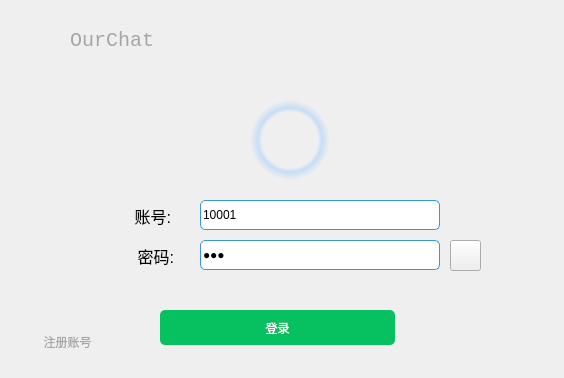
Above: Client/logging.ui from flyjay123/OurChat before the change. Below: the same form after it.
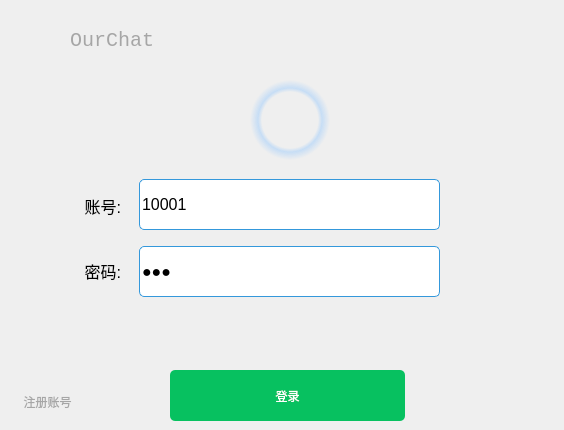
That is the form after the change. Icons and pictures are not drawn.

Diff of the .ui file:
```diff
--- a/Client/logging.ui
+++ b/Client/logging.ui
@@ -7,7 +7,7 @@
     <x>0</x>
     <y>0</y>
     <width>564</width>
-    <height>378</height>
+    <height>430</height>
    </rect>
   </property>
   <property name="windowTitle">
@@ -19,7 +19,7 @@
      <x>0</x>
      <y>0</y>
      <width>561</width>
-     <height>371</height>
+     <height>430</height>
     </rect>
    </property>
    <property name="minimumSize">
@@ -40,48 +40,20 @@
       <x>20</x>
       <y>10</y>
       <width>511</width>
-      <height>351</height>
+      <height>341</height>
      </rect>
     </property>
     <property name="currentIndex">
      <number>0</number>
     </property>
     <widget class="QWidget" name="page">
-     <widget class="QPushButton" name="pushbtn_regist">
-      <property name="geometry">
-       <rect>
-        <x>10</x>
-        <y>320</y>
-        <width>75</width>
-        <height>23</height>
-       </rect>
-      </property>
-      <property name="cursor">
-       <cursorShape>ArrowCursor</cursorShape>
-      </property>
-      <property name="statusTip">
-       <string>注册</string>
-      </property>
-      <property name="styleSheet">
-       <string notr="true">QPushButton {
-	color: rgb(166,166,166);
-	border-style: none;
-}
-QPushButton::hover {
-	color: rgb(67,129,202);
-}</string>
-      </property>
-      <property name="text">
-       <string>注册账号</string>
-      </property>
-     </widget>
      <widget class="QLabel" name="label">
       <property name="geometry">
        <rect>
-        <x>100</x>
-        <y>190</y>
-        <width>51</width>
-        <height>31</height>
+        <x>40</x>
+        <y>165</y>
+        <width>61</width>
+        <height>61</height>
        </rect>
       </property>
       <property name="font">
@@ -102,10 +74,10 @@
      <widget class="QLabel" name="label_2">
       <property name="geometry">
        <rect>
-        <x>100</x>
+        <x>40</x>
         <y>230</y>
-        <width>54</width>
-        <height>31</height>
+        <width>61</width>
+        <height>61</height>
        </rect>
       </property>
       <property name="font">
@@ -149,10 +121,10 @@
      <widget class="QLineEdit" name="lineEdit_account">
       <property name="geometry">
        <rect>
-        <x>180</x>
-        <y>190</y>
-        <width>240</width>
-        <height>30</height>
+        <x>119</x>
+        <y>169</y>
+        <width>301</width>
+        <height>51</height>
        </rect>
       </property>
       <property name="minimumSize">
@@ -163,10 +135,15 @@
       </property>
       <property name="maximumSize">
        <size>
-        <width>240</width>
-        <height>30</height>
+        <width>2400</width>
+        <height>2400</height>
        </size>
       </property>
+      <property name="font">
+       <font>
+        <pointsize>12</pointsize>
+       </font>
+      </property>
       <property name="styleSheet">
        <string notr="true">QLineEdit{
 	color: rgb(0, 0, 0);
@@ -192,10 +169,10 @@
      <widget class="QLineEdit" name="lineEdit_password">
       <property name="geometry">
        <rect>
-        <x>180</x>
-        <y>230</y>
-        <width>240</width>
-        <height>30</height>
+        <x>119</x>
+        <y>236</y>
+        <width>301</width>
+        <height>51</height>
        </rect>
       </property>
       <property name="minimumSize">
@@ -206,10 +183,15 @@
       </property>
       <property name="maximumSize">
        <size>
-        <width>240</width>
-        <height>30</height>
+        <width>2400</width>
+        <height>3000</height>
        </size>
       </property>
+      <property name="font">
+       <font>
+        <pointsize>12</pointsize>
+       </font>
+      </property>
       <property name="styleSheet">
        <string notr="true">QLineEdit{
 	color: rgb(0, 0, 0);
@@ -235,42 +217,6 @@
        <enum>QLineEdit::Password</enum>
       </property>
      </widget>
-     <widget class="QPushButton" name="pushButton_login">
-      <property name="geometry">
-       <rect>
-        <x>140</x>
-        <y>300</y>
-        <width>235</width>
-        <height>35</height>
-       </rect>
-      </property>
-      <property name="minimumSize">
-       <size>
-        <width>235</width>
-        <height>35</height>
-       </size>
-      </property>
-      <property name="styleSheet">
-       <string notr="true">QPushButton{
-	
-	color: rgb(255, 255, 255);
-	border-style: solid;
-	border-radius: 5px;	
-	background-color: rgb(7,193,96);
-}
-
-QPushButton:hover{
-	background-color: rgb(56,205,127);
-}
-
-QPushButton:pressed {
-	background-color: rgb(7,193,96);
-}</string>
-      </property>
-      <property name="text">
-       <string>登录</string>
-      </property>
-     </widget>
      <widget class="QPushButton" name="pushBtn_hide">
       <property name="geometry">
        <rect>
@@ -301,7 +247,7 @@
       <property name="geometry">
        <rect>
         <x>230</x>
-        <y>90</y>
+        <y>70</y>
         <width>80</width>
         <height>80</height>
        </rect>
@@ -361,12 +307,15 @@
      <widget class="QPushButton" name="pushButton_seePassword">
       <property name="geometry">
        <rect>
-        <x>430</x>
-        <y>230</y>
-        <width>31</width>
-        <height>31</height>
+        <x>376</x>
+        <y>244</y>
+        <width>36</width>
+        <height>36</height>
        </rect>
       </property>
+      <property name="styleSheet">
+       <string notr="true">border:none;</string>
+      </property>
       <property name="text">
        <string/>
       </property>
@@ -377,8 +326,8 @@
       </property>
       <property name="iconSize">
        <size>
-        <width>24</width>
-        <height>24</height>
+        <width>36</width>
+        <height>36</height>
        </size>
       </property>
       <property name="checkable">
@@ -777,6 +726,70 @@
      </widget>
     </widget>
    </widget>
+   <widget class="QPushButton" name="pushButton_login">
+    <property name="geometry">
+     <rect>
+      <x>170</x>
+      <y>370</y>
+      <width>235</width>
+      <height>51</height>
+     </rect>
+    </property>
+    <property name="minimumSize">
+     <size>
+      <width>235</width>
+      <height>35</height>
+     </size>
+    </property>
+    <property name="styleSheet">
+     <string notr="true">QPushButton{
+	
+	color: rgb(255, 255, 255);
+	border-style: solid;
+	border-radius: 5px;	
+	background-color: rgb(7,193,96);
+}
+
+QPushButton:hover{
+	background-color: rgb(56,205,127);
+}
+
+QPushButton:pressed {
+	background-color: rgb(7,193,96);
+}</string>
+    </property>
+    <property name="text">
+     <string>登录</string>
+    </property>
+   </widget>
+   <widget class="QPushButton" name="pushbtn_regist">
+    <property name="geometry">
+     <rect>
+      <x>10</x>
+      <y>390</y>
+      <width>75</width>
+      <height>23</height>
+     </rect>
+    </property>
+    <property name="cursor">
+     <cursorShape>ArrowCursor</cursorShape>
+    </property>
+    <property name="statusTip">
+     <string>注册</string>
+    </property>
+    <property name="styleSheet">
+     <string notr="true">QPushButton {
+	color: rgb(166,166,166);
+	border-style: none;
+}
+QPushButton::hover {
+	color: rgb(67,129,202);
+}</string>
+    </property>
+    <property name="text">
+     <string>注册账号</string>
+    </property>
+   </widget>
   </widget>
  </widget>
  <resources>
```
Left out of the diff: 6 changed lines with no effect on the pictures.
